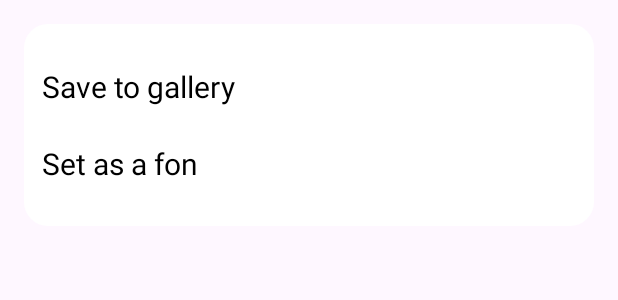
After one commit to Nabijonov-Otabek-19/Firebase-Storage-example, an Android app: the layout bottom_sheet_dialog.xml on its own in the app's theme, with its tools: preview values and no code run, on a phone screen of 412 x 824 dp. The commit adds this screen. Shown: the top 300 px of the screen. Run offline under Robolectric (Android 15) with nearby library versions, the phone set to English and light mode, and no system bars.

Commit message:
project updated

```diff
--- a/app/src/main/AndroidManifest.xml
+++ b/app/src/main/AndroidManifest.xml
@@ -3,7 +3,6 @@
     xmlns:tools="http://schemas.android.com/tools">
 
     <uses-permission android:name="android.permission.INTERNET"/>
-    <uses-permission android:name="android.permission.READ_EXTERNAL_STORAGE"/>
     <uses-permission android:name="android.permission.WRITE_EXTERNAL_STORAGE"/>
 
     <application
--- a/app/src/main/java/uz/gita/firebasestorageexample/viewmodel/MainViewModel.kt
+++ b/app/src/main/java/uz/gita/firebasestorageexample/viewmodel/MainViewModel.kt
@@ -1,7 +1,6 @@
 package uz.gita.firebasestorageexample.viewmodel
 
 import android.net.Uri
-import android.util.Log
 import androidx.lifecycle.MutableLiveData
 import androidx.lifecycle.ViewModel
 import androidx.lifecycle.viewModelScope
--- /dev/null
+++ b/app/src/main/res/drawable/bg_bottom_sheet.xml
@@ -0,0 +1,7 @@
+<?xml version="1.0" encoding="utf-8"?>
+<shape xmlns:android="http://schemas.android.com/apk/res/android">
+
+    <corners android:radius="16dp" />
+    <solid android:color="@color/white" />
+
+</shape>
--- /dev/null
+++ b/app/src/main/res/layout/bottom_sheet_dialog.xml
@@ -0,0 +1,40 @@
+<?xml version="1.0" encoding="utf-8"?>
+<androidx.constraintlayout.widget.ConstraintLayout xmlns:android="http://schemas.android.com/apk/res/android"
+    xmlns:app="http://schemas.android.com/apk/res-auto"
+    android:layout_width="match_parent"
+    android:layout_height="wrap_content"
+    android:layout_margin="16dp"
+    android:background="@drawable/bg_bottom_sheet"
+    android:paddingVertical="16dp">
+
+    <androidx.appcompat.widget.AppCompatTextView
+        android:id="@+id/btnSave"
+        android:layout_width="match_parent"
+        android:layout_height="wrap_content"
+        android:background="?android:selectableItemBackground"
+        android:padding="12dp"
+        android:text="Save to gallery"
+        android:textColor="@color/black"
+        android:textSize="20sp"
+        app:layout_constraintBottom_toTopOf="@id/btnSetFon"
+        app:layout_constraintLeft_toLeftOf="parent"
+        app:layout_constraintRight_toRightOf="parent"
+        app:layout_constraintTop_toTopOf="parent"
+        app:layout_constraintVertical_weight="1" />
+
+    <androidx.appcompat.widget.AppCompatTextView
+        android:id="@+id/btnSetFon"
+        android:layout_width="match_parent"
+        android:layout_height="wrap_content"
+        android:background="?android:selectableItemBackground"
+        android:padding="12dp"
+        android:text="Set as a fon"
+        android:textColor="@color/black"
+        android:textSize="20sp"
+        app:layout_constraintBottom_toBottomOf="parent"
+        app:layout_constraintLeft_toLeftOf="parent"
+        app:layout_constraintRight_toRightOf="parent"
+        app:layout_constraintTop_toBottomOf="@id/btnSave"
+        app:layout_constraintVertical_weight="1" />
+
+</androidx.constraintlayout.widget.ConstraintLayout>
```
Also changed, not shown: app/build.gradle (+4 -7 lines), app/src/main/java/uz/gita/firebasestorageexample/MainActivity.kt (+29 -62 lines), app/src/main/java/uz/gita/firebasestorageexample/adapter/MyAdapter.kt (+13 -0 lines), app/src/main/java/uz/gita/firebasestorageexample/data/UploadData.kt (deleted, +0 -9 lines), app/src/main/java/uz/gita/firebasestorageexample/repository/AppRepository.kt (+0 -46 lines), app/src/main/java/uz/gita/firebasestorageexample/util/PermissionUtils.kt (deleted, +0 -44 lines), app/src/main/java/uz/gita/firebasestorageexample/util/Utils.kt (added, +13 -0 lines).
